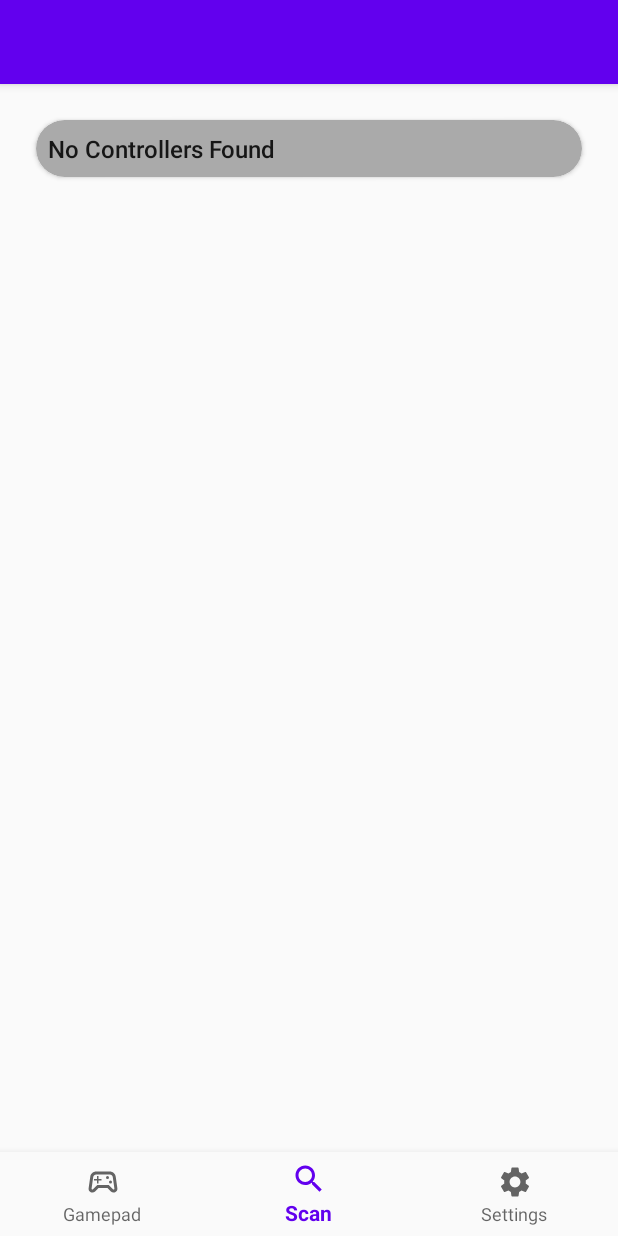
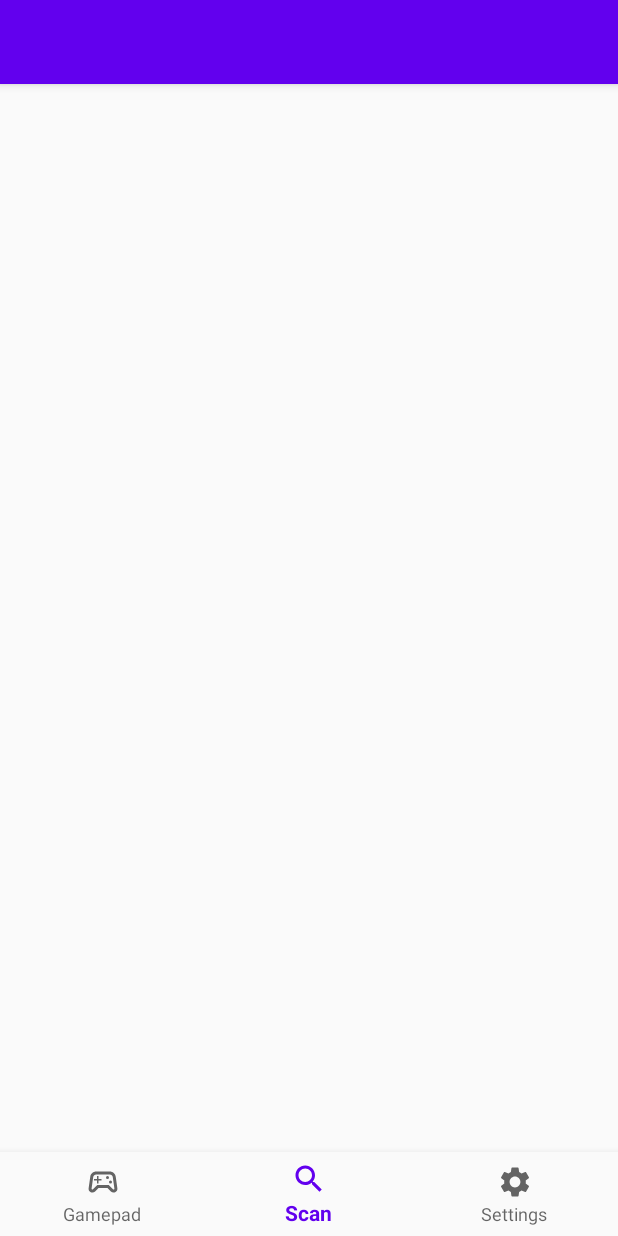
Before and after one commit to jimandreas/GamepadTest, an Android app: the ScanFragment screen opened through its navigation route, on a phone screen of 412 x 824 dp. Run offline under Robolectric (Android 15) with nearby library versions, the phone set to English and light mode, and no system bars; our stand-ins replace data binding, navigation-ui; libraries missing offline, so code that uses them is left out: androidx.databinding.

Commit message:
ui fixups

```diff
--- a/app/src/main/java/com/jimandreas/gamepadtest/ui/scan/ScanFragment.kt
+++ b/app/src/main/java/com/jimandreas/gamepadtest/ui/scan/ScanFragment.kt
@@ -43,38 +43,6 @@ class ScanFragment : Fragment() {
         binding.viewModel = scanViewModel
         bcontext = binding.root.context
 
-// works but not the right context
-//        attachClickToCopyText(binding.someTextView,
-//            binding.someTextView.text.toString(), binding.root.context)
-
-        binding.cardview.setOnClickListener {
-            Toast.makeText(
-                activity,
-                "CardView click",
-                Toast.LENGTH_SHORT
-            ).show()
-        }
-
-        /*
-         * pull a copy of the existing bluetooth conns
-         */
-        val scanner = GamepadServices.bluetoothData
-        val deviceArray = scanner.scanList(binding.root.context)
-
-        if (deviceArray != null) {
-            if (deviceArray.size > 0) {
-                with(deviceArray[0]) {
-                    val str = StringBuilder("Controller: $controllerNum\n")
-                    str.append("name: $productName\n")
-                    str.append("source bits (hex) decoded: ${sources.toString(16)}\n")
-                    str.append(sourceToString.getSourceFeatures(sources))
-                    binding.deviceInfoText.text = str.toString()
-
-                }
-            } else {
-                binding.deviceInfoText.text = getString(R.string.no_controllers)
-            }
-        }
 
         theRecyclerView = binding.recyclerListThing
         val layoutManager = LinearLayoutManager(binding.root.context)
@@ -101,7 +69,6 @@ class ScanFragment : Fragment() {
 
     override fun onViewCreated(view: View, savedInstanceState: Bundle?) {
 
-
         val scanner = GamepadServices.bluetoothData
         val deviceArray = scanner.assembleDescriptionStrings(binding.root.context)
         val sizeOf = deviceArray.size
--- a/app/src/main/res/layout/fragment_scan.xml
+++ b/app/src/main/res/layout/fragment_scan.xml
@@ -24,31 +24,6 @@
             android:paddingRight="@dimen/card_margin"
             android:paddingBottom="@dimen/card_margin">
 
-            <androidx.cardview.widget.CardView
-
-                android:id="@+id/cardview"
-                android:layout_width="fill_parent"
-                android:layout_height="wrap_content"
-                android:layout_marginLeft="@dimen/card_margin"
-                android:layout_marginRight="@dimen/card_margin"
-
-                style="@style/MyCardViewStyle"
-
-                tools:context=".ui.scan.ScanFragment">
-
-                <TextView
-                    android:id="@+id/device_info_text"
-                    android:layout_width="wrap_content"
-                    android:layout_height="wrap_content"
-                    android:layout_margin="@dimen/default_padding"
-                    android:fontFamily="sans-serif-medium"
-                    android:text="@string/temp_contents"
-                    android:textColor="?android:attr/textColorPrimary"
-                    android:textSize="16sp" />
-
-            </androidx.cardview.widget.CardView>
-
-
             <androidx.recyclerview.widget.RecyclerView
                 android:id="@+id/recycler_list_thing"
                 android:layout_width="match_parent"
```
Also changed, not shown: app/src/main/res/layout/list_item.xml (+2 -7 lines).
